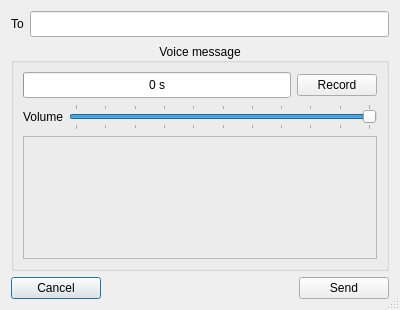
Before: the Qt Designer form src/voicechat/GuiRecordVoiceMessage.ui in Stkai/BeeBEEP, drawn with Qt 5.
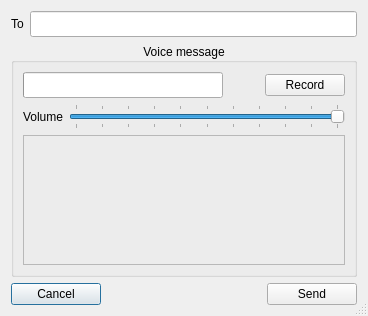
After: the same form once the commit is applied. Icons and pictures are not drawn.

Diff of the .ui file:
```diff
--- a/src/voicechat/GuiRecordVoiceMessage.ui
+++ b/src/voicechat/GuiRecordVoiceMessage.ui
@@ -9,8 +9,8 @@
    <rect>
     <x>0</x>
     <y>0</y>
-    <width>400</width>
-    <height>310</height>
+    <width>368</width>
+    <height>316</height>
    </rect>
   </property>
   <property name="minimumSize">
@@ -101,11 +101,33 @@
           <property name="value">
            <number>0</number>
           </property>
+          <property name="textVisible">
+           <bool>false</bool>
+          </property>
           <property name="format">
            <string notr="true">%v s</string>
           </property>
          </widget>
         </item>
+        <item>
+         <widget class="QLabel" name="mp_lDuration">
+          <property name="minimumSize">
+           <size>
+            <width>30</width>
+            <height>0</height>
+           </size>
+          </property>
+          <property name="textFormat">
+           <enum>Qt::PlainText</enum>
+          </property>
+          <property name="alignment">
+           <set>Qt::AlignCenter</set>
+          </property>
+          <property name="wordWrap">
+           <bool>true</bool>
+          </property>
+         </widget>
+        </item>
         <item>
          <widget class="QPushButton" name="mp_pbRecord">
           <property name="text">
@@ -151,7 +173,7 @@
           <property name="minimumSize">
            <size>
             <width>0</width>
-            <height>26</height>
+            <height>0</height>
            </size>
           </property>
           <property name="text">
@@ -164,7 +186,7 @@
           <property name="minimumSize">
            <size>
             <width>0</width>
-            <height>26</height>
+            <height>0</height>
            </size>
           </property>
           <property name="maximum">
```
